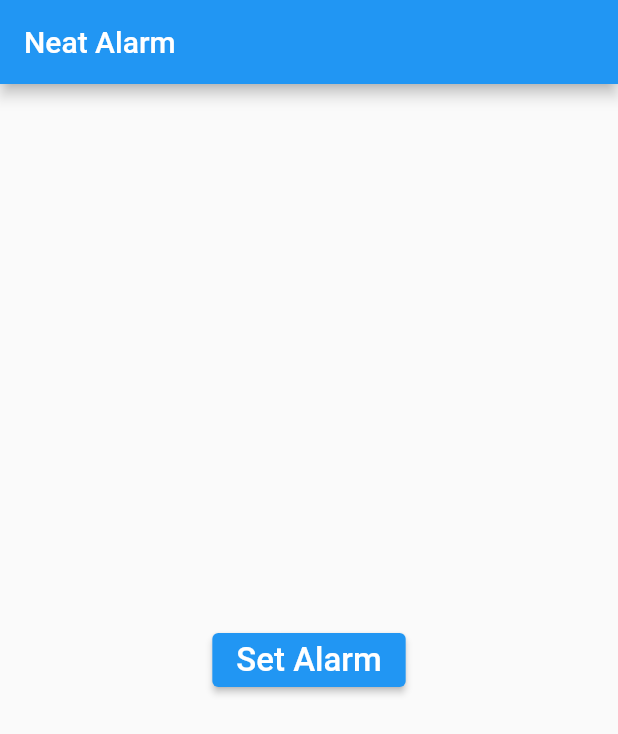
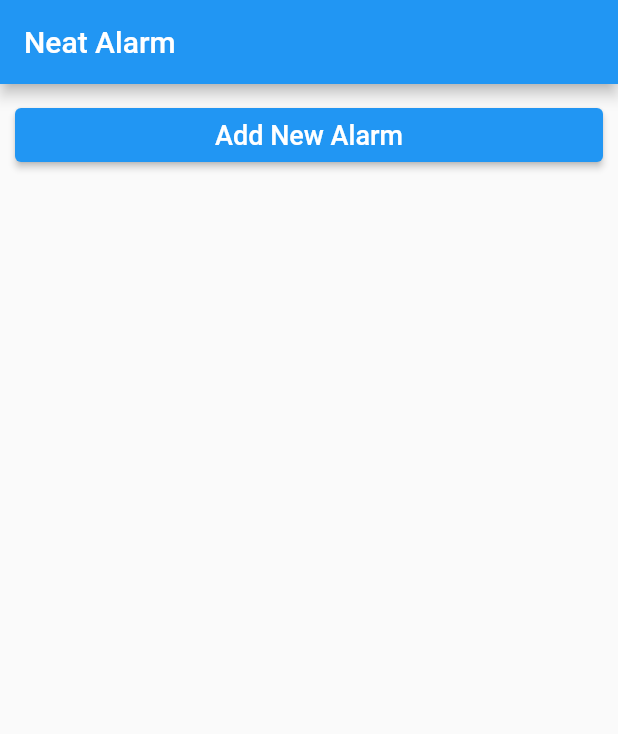
Before and after one commit to flak207/neat_alarm, a Flutter app: the screen it shows after launch, on a phone screen of 412 x 824 dp. Shown: the top 734 px of the screen. Run offline on Flutter 3.47's test engine with Material 2 defaults, Android fonts, the phone set to English and light mode, and no system bars; our stand-ins replace flutter_local_notifications.

Commit message:
Update layout

```diff
--- a/lib/main.dart
+++ b/lib/main.dart
@@ -44,14 +44,21 @@
   Widget build(BuildContext context) {
     AppBar appBarWdg = AppBar(title: const Text('Neat Alarm'));
 
-    var button = ElevatedButton(
-        child: const Text('Set Alarm', style: TextStyle(fontSize: 22)),
+    var btnAddAlarm = ElevatedButton(
+        child: const Text(
+          'Add New Alarm',
+          style: TextStyle(fontSize: 18),
+        ),
         onPressed: () {
           DateTime now = DateTime.now();
           String formattedDate = DateFormat('yyyy-MM-dd HH:mm').format(now);
           debugPrint('Clicked $formattedDate');
         });
-    Widget bodyWdg = Center(child: button);
+    var btnContainer = Container(
+        margin: const EdgeInsets.all(10),
+        width: double.infinity,
+        child: btnAddAlarm);
+    Widget bodyWdg = Column(children: [btnContainer]);
 
     Scaffold scaffold = Scaffold(appBar: appBarWdg, body: bodyWdg);
     // MaterialApp, CupertinoApp, WidgetsApp
```
